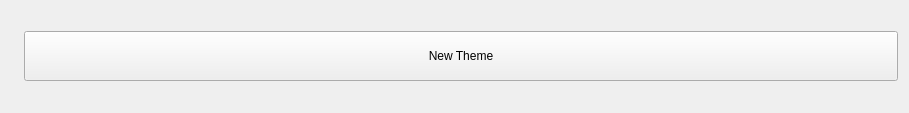
Before: the Qt Designer form themewidget.ui in imanirajdoost/color-theme-manager, drawn with Qt 5.
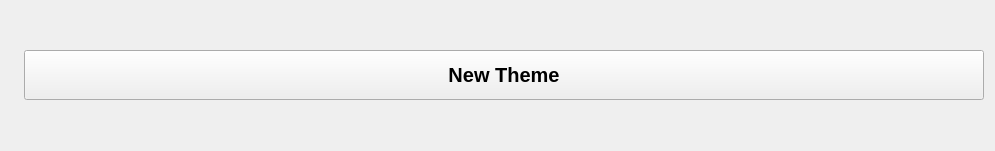
After: the same form once the commit is applied. Icons and pictures are not drawn.

```diff
--- a/themewidget.ui
+++ b/themewidget.ui
@@ -6,8 +6,8 @@
    <rect>
     <x>0</x>
     <y>0</y>
-    <width>909</width>
-    <height>113</height>
+    <width>995</width>
+    <height>151</height>
    </rect>
   </property>
   <property name="windowTitle">
@@ -38,6 +38,12 @@
        <height>50</height>
       </size>
      </property>
+     <property name="font">
+      <font>
+       <pointsize>15</pointsize>
+       <bold>true</bold>
+      </font>
+     </property>
      <property name="text">
       <string>New Theme</string>
      </property>
```
